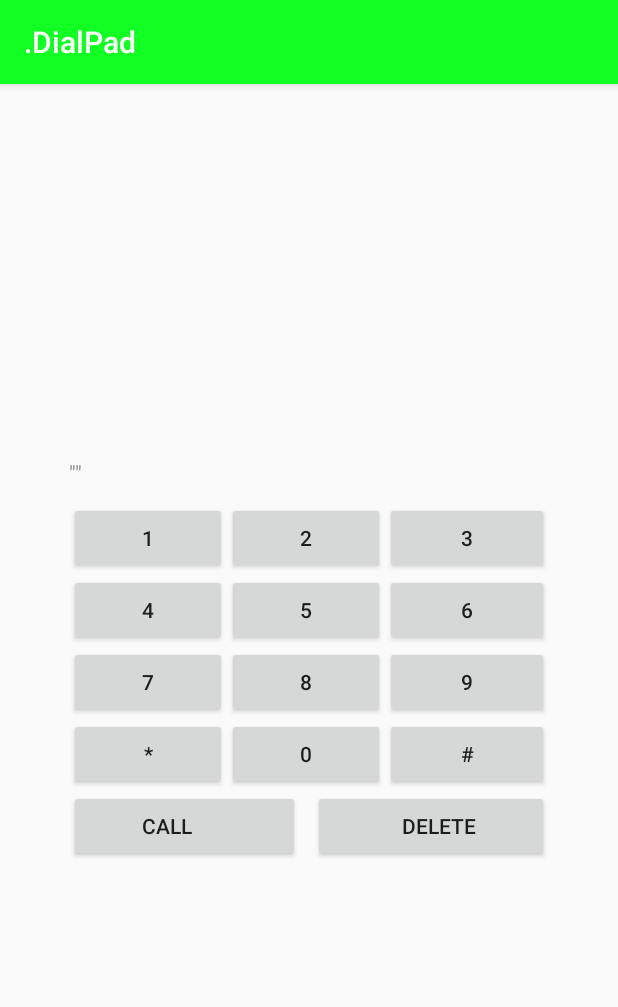
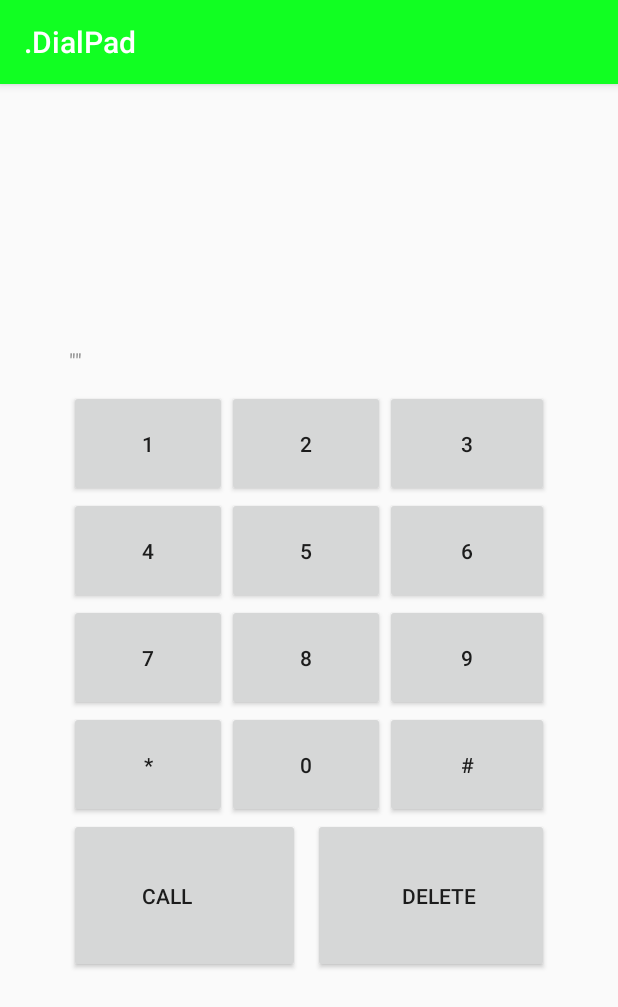
Before and after one commit to edwinjosechittilappilly/ARGUS, an Android app: the DialPad screen opened directly, with no data from a screen before it, on a phone screen of 412 x 824 dp. Shown: the top 1007 px of the screen. Run offline under Robolectric (Android 15) with nearby library versions, the phone set to English and light mode, and no system bars.

Commit message:
Dialler button size increased, tough not in an ideal way

```diff
--- a/app/src/main/res/layout/dialler.xml
+++ b/app/src/main/res/layout/dialler.xml
@@ -16,73 +16,73 @@
 
 
     <Button
-        android:text="           1           "
+        android:text="\n           1           \n"
         android:layout_columnSpan="2"
         android:layout_gravity="fill"
         android:id="@+id/buttond1"/>
     <Button
-        android:text="           2           "
+        android:text="\n           2           \n"
         android:layout_columnSpan="2"
         android:layout_gravity="fill"
         android:id="@+id/buttond2"/>
     <Button
-        android:text="           3           "
+        android:text="\n           3           \n"
         android:layout_columnSpan="2"
         android:layout_gravity="fill"
         android:id="@+id/buttond3"/>
     <Button
-        android:text="           4           "
+        android:text="\n           4           \n"
         android:layout_columnSpan="2"
         android:layout_gravity="fill"
         android:id="@+id/buttond4"/>
     <Button
-        android:text="           5           "
+        android:text="\n           5           \n"
         android:layout_columnSpan="2"
         android:layout_gravity="fill"
         android:id="@+id/buttond5"/>
     <Button
-        android:text="           6           "
+        android:text="\n           6           \n"
         android:layout_columnSpan="2"
         android:layout_gravity="fill"
         android:id="@+id/buttond6"/>
     <Button
-        android:text="           7           "
+        android:text="\n           7           \n"
         android:layout_columnSpan="2"
         android:layout_gravity="fill"
         android:id="@+id/buttond7"/>
     <Button
-        android:text="           8           "
+        android:text="\n           8           \n"
         android:layout_columnSpan="2"
         android:layout_gravity="fill"
         android:id="@+id/buttond8"/>
     <Button
-        android:text="           9           "
+        android:text="\n           9           \n"
         android:layout_columnSpan="2"
         android:layout_gravity="fill"
         android:id="@+id/buttond9"/>
     <Button
-        android:text="           *           "
+        android:text="\n           *           \n"
         android:layout_columnSpan="2"
         android:layout_gravity="fill"
         android:id="@+id/buttonds"/>
     <Button
-        android:text="           0           "
+        android:text="\n           0           \n"
         android:layout_columnSpan="2"
         android:layout_gravity="fill"
         android:id="@+id/buttond0"/>
     <Button
-        android:text="#"
+        android:text="\n           #           \n"
         android:layout_columnSpan="2"
         android:layout_gravity="fill"
         android:id="@+id/buttondh"/>
     <Button
-        android:text="           Call                  "
+        android:text="\n\n           Call                  \n\n"
         android:layout_columnSpan="3"
         android:layout_gravity="left"
         android:id="@+id/buttondcall"
         android:minWidth="130dp" />
     <Button
-        android:text="              Delete           "
+        android:text="\n\n              Delete           \n\n"
         android:layout_columnSpan="3"
         android:layout_gravity="right"
         android:id="@+id/buttondback"
```
